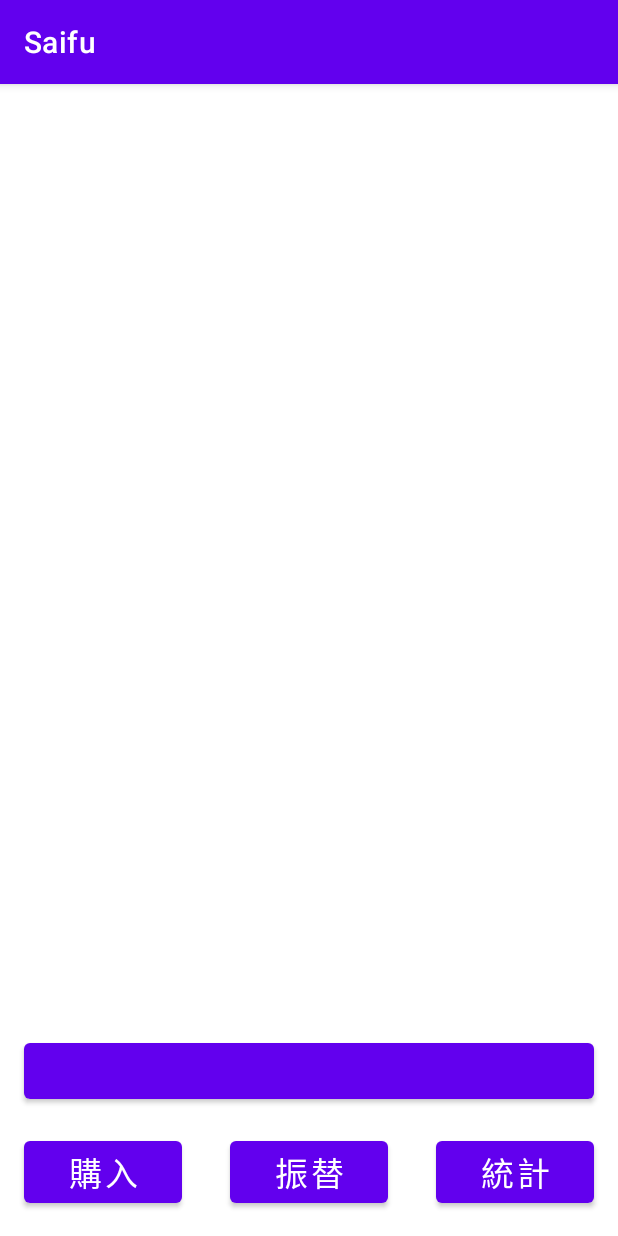
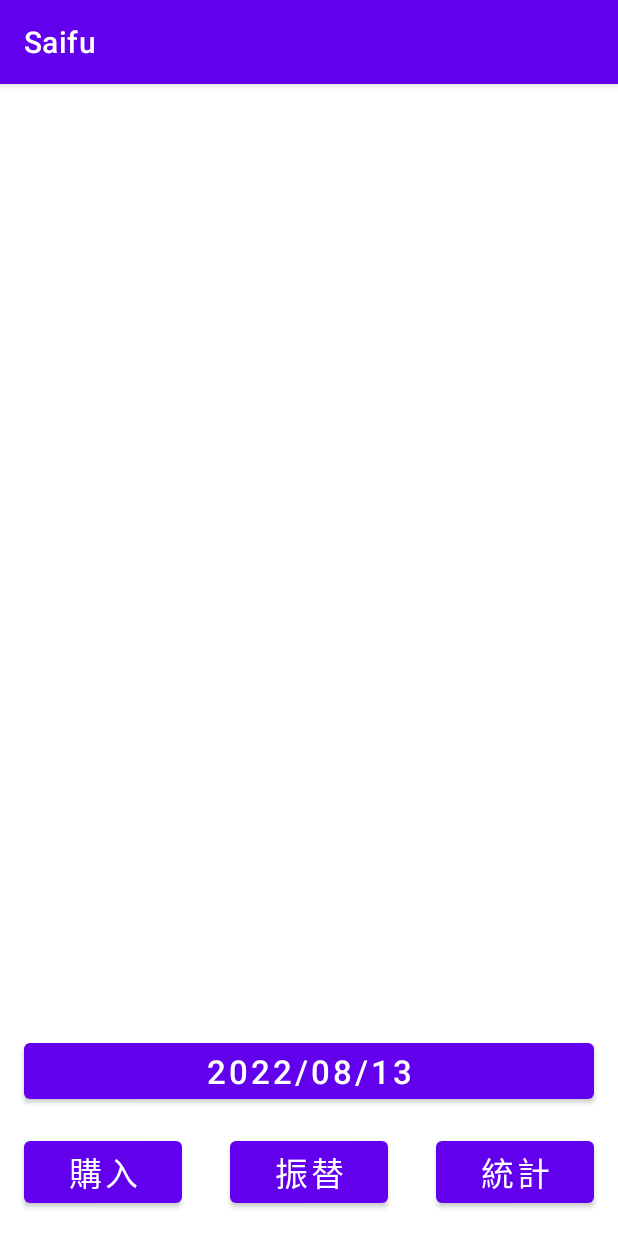
Before and after one commit to nk5jp/saifu3, an Android app: the screen it shows after launch (MainActivity), on a phone screen of 412 x 824 dp. Run offline under Robolectric (Android 15) with nearby library versions, the light colour scheme and no system bars; our stand-ins replace Room's generated code.

Commit message:
メイン画面のレシート一覧を実装 #17

```diff
--- a/app/src/main/java/jp/nk5/saifu/domain/repository/ReceiptRepository.kt
+++ b/app/src/main/java/jp/nk5/saifu/domain/repository/ReceiptRepository.kt
@@ -1,9 +1,10 @@
 package jp.nk5.saifu.domain.repository
 
+import jp.nk5.saifu.domain.MyDate
 import jp.nk5.saifu.domain.Receipt
 
 interface ReceiptRepository {
     suspend fun setReceipt(receipt: Receipt)
-    suspend fun getReceiptByYmd(year: Int, month: Int, day: Int): MutableList<Receipt>
+    suspend fun getReceiptByYmd(date: MyDate): MutableList<Receipt>
     suspend fun deleteReceipt(receipt: Receipt)
 }
--- a/app/src/main/java/jp/nk5/saifu/fragment/MainFragment.kt
+++ /dev/null
@@ -1,39 +0,0 @@
-package jp.nk5.saifu.fragment
-
-import android.os.Bundle
-import androidx.fragment.app.Fragment
-import android.view.LayoutInflater
-import android.view.View
-import android.view.ViewGroup
-import androidx.navigation.fragment.findNavController
-import jp.nk5.saifu.R
-import jp.nk5.saifu.databinding.FragmentMainBinding
-
-class MainFragment : Fragment() {
-
-    private var _binding: FragmentMainBinding? = null
-    private val binding get() = _binding!!
-
-    override fun onCreateView(
-        inflater: LayoutInflater, container: ViewGroup?,
-        savedInstanceState: Bundle?
-    ): View {
-        _binding = FragmentMainBinding.inflate(inflater, container, false)
-        //ボタンクリック時の遷移処理を付加する
-        binding.button1.setOnClickListener {
-            findNavController().navigate(R.id.action_mainFragment_to_receiptFragment)
-        }
-        binding.button2.setOnClickListener {
-            findNavController().navigate(R.id.action_mainFragment_to_transferFragment)
-        }
-        binding.button3.setOnClickListener {
-            findNavController().navigate(R.id.action_mainFragment_to_searchFragment)
-        }
-        return binding.root
-    }
-
-    override fun onViewCreated(view: View, savedInstanceState: Bundle?) {
-        super.onViewCreated(view, savedInstanceState)
-    }
-
-}
--- a/app/src/main/java/jp/nk5/saifu/infra/repository/ReceiptRepository.kt
+++ b/app/src/main/java/jp/nk5/saifu/infra/repository/ReceiptRepository.kt
@@ -62,11 +62,10 @@ class ReceiptRepository(
      * 指定した年月日のレシートのリストを取得する処理
      * IO処理を含むためsuspend functionとして宣言している。コルーチン内で宣言すること。
      */
-    override suspend fun getReceiptByYmd(year: Int, month: Int, day: Int)
+    override suspend fun getReceiptByYmd(date: MyDate)
     : MutableList<Receipt> = withContext(Dispatchers.IO) {
-        val ymd: Int = MyDate(year, month, day).getYmd()
         //DBから該当レコード群をMapとして取得し、ドメインに変換していく
-        db.receiptDao().selectByYearMonth(ymd).map { e ->
+        db.receiptDao().selectByYearMonth(date.getYmd()).map { e ->
             //e.keyがEntityReceipt、e.valueがList<EntityReceiptDetails>
             val receiptDetails = mutableListOf<ReceiptDetail>()
             //detailsの変換
--- /dev/null
+++ b/app/src/main/java/jp/nk5/saifu/service/MainService.kt
@@ -0,0 +1,20 @@
+package jp.nk5.saifu.service
+
+import jp.nk5.saifu.domain.MyDate
+import jp.nk5.saifu.domain.repository.ReceiptRepository
+import jp.nk5.saifu.viewmodel.main.MainViewModel
+
+class MainService(
+    private val repository: ReceiptRepository,
+    private val viewModel: MainViewModel
+) {
+
+    /**
+     * 指定した年月日のレシートを取得し、画面の再描画を実施する（後者はviewModelの責務）
+     */
+    suspend fun updateView(date: MyDate) {
+        val receipts = repository.getReceiptByYmd(date)
+        viewModel.updateList(receipts, date)
+    }
+
+}
--- /dev/null
+++ b/app/src/main/java/jp/nk5/saifu/ui/main/MainFragment.kt
@@ -0,0 +1,135 @@
+package jp.nk5.saifu.ui.main
+
+import android.annotation.SuppressLint
+import android.os.Bundle
+import android.view.LayoutInflater
+import android.view.View
+import android.view.ViewGroup
+import androidx.navigation.fragment.findNavController
+import androidx.recyclerview.widget.LinearLayoutManager
+import jp.nk5.saifu.R
+import jp.nk5.saifu.databinding.FragmentMainBinding
+import jp.nk5.saifu.domain.MyDate
+import jp.nk5.saifu.service.MainService
+import jp.nk5.saifu.ui.MyFragment
+import jp.nk5.saifu.ui.util.ReceiptListAdapter
+import jp.nk5.saifu.viewmodel.Observer
+import jp.nk5.saifu.viewmodel.UpdateType
+import jp.nk5.saifu.viewmodel.main.MainUpdateType
+import jp.nk5.saifu.viewmodel.main.MainViewModel
+import kotlinx.coroutines.CoroutineScope
+import kotlinx.coroutines.Dispatchers
+import kotlinx.coroutines.launch
+import kotlinx.coroutines.withContext
+
+class MainFragment
+    : MyFragment(), Observer, View.OnClickListener, ReceiptListAdapter.OnItemClickListener
+{
+
+    /**
+     * 処理で使用するパラメータ群
+     */
+    private var _binding: FragmentMainBinding? = null
+    private val binding get() = _binding!! //レイアウト情報
+    private val viewModel by lazy { MainViewModel() } //本画面のviewModel
+    private val service by lazy { MainService(common.receiptRepository, viewModel) } //Service
+    private val button by lazy { binding.button4 }  //検索用のボタン
+    private val recyclerView by lazy { binding.recyclerView1 } //レシート一覧のrecyclerView
+
+    /**
+     * viewModelの監視対象にこのフラグメントを追加する
+     * この処理はインスタンスが生成された初回のみ実行される
+     */
+    override fun onCreate(savedInstanceState: Bundle?) {
+        super.onCreate(savedInstanceState)
+        viewModel.addObserver(this)
+    }
+
+    /**
+     * 初回表示の際は、レイアウトをインフレートし、アダプター情報を設定する
+     * Backボタンによる再表示の場合はレイアウト情報をそのまま返却する
+     * ちなみにこの処理はホームボタンやタスクボタンを介しての再表示する際には通過しない
+     * （その必要がある処理はonStartに記述すること）
+     */
+    override fun onCreateView(
+        inflater: LayoutInflater, container: ViewGroup?,
+        savedInstanceState: Bundle?
+    ): View {
+        if (_binding == null) {
+            //以下の一連の処理はインスタンスを初期生成したときのみ通過する
+            _binding = FragmentMainBinding.inflate(inflater, container, false)
+            button.setOnClickListener(this)
+            //この時点ではviewModelの参照先メモリを共有しているだけで、その先のListは空
+            recyclerView.adapter = ReceiptListAdapter(
+                viewModel.receipts,
+                this
+            )
+            recyclerView.layoutManager = LinearLayoutManager(activity)
+            //ボタンクリック時の遷移処理を付加する
+            binding.button1.setOnClickListener {
+                findNavController().navigate(R.id.action_mainFragment_to_receiptFragment)
+            }
+            binding.button2.setOnClickListener {
+                findNavController().navigate(R.id.action_mainFragment_to_transferFragment)
+            }
+            binding.button3.setOnClickListener {
+                findNavController().navigate(R.id.action_mainFragment_to_searchFragment)
+            }
+        }
+        return binding.root
+    }
+
+    /**
+     * viewModel内のデータ初期化と描画を行う
+     * この処理は必ずonCreateViewの後に来るため、順序性管理の必要がある処理はこちらに記載する
+     * なお、こちらの通過ルールもonCreateViewに順ずる
+     */
+    override fun onViewCreated(view: View, savedInstanceState: Bundle?) {
+        super.onViewCreated(view, savedInstanceState)
+        CoroutineScope(Dispatchers.Main).launch {
+            service.updateView(MyDate.today())
+        }
+    }
+
+    /**
+     * 画面の更新処理、各viewModelから通知される
+     */
+    @SuppressLint("NotifyDataSetChanged")
+    override suspend fun updateView(updateTypes: List<UpdateType>) {
+        try {
+            withContext(Dispatchers.Main) {
+                for (updateType in updateTypes) {
+                    when (updateType) {
+                        //RecyclerViewに更新を通知する
+                        MainUpdateType.LIST_UPDATE -> {
+                            recyclerView.adapter!!.notifyDataSetChanged()
+                        }
+                        //buttonの文字列を「YYYY/MM/DD」にする
+                        MainUpdateType.BUTTON_AS_DATE -> {
+                            button.text = getString(R.string.btn_ymd).format(
+                                viewModel.date.year,
+                                viewModel.date.month,
+                                viewModel.date.day
+                            )
+                        }
+                    }
+                }
+            }
+        } catch (e: Exception) {
+            alert(e.toString())
+        }
+    }
+
+    override fun onClick(view: View) {
+        TODO("Not yet implemented")
+    }
+
+    override fun onItemClick(view: View) {
+        TODO("Not yet implemented")
+    }
+
+    override fun onItemLongClick(view: View): Boolean {
+        TODO("Not yet implemented")
+    }
+
+}
--- /dev/null
+++ b/app/src/main/java/jp/nk5/saifu/ui/util/ReceiptListAdapter.kt
@@ -0,0 +1,78 @@
+package jp.nk5.saifu.ui.util
+
+import android.view.LayoutInflater
+import android.view.View
+import android.view.ViewGroup
+import android.widget.TextView
+import androidx.recyclerview.widget.RecyclerView
+import jp.nk5.saifu.R
+import jp.nk5.saifu.domain.Receipt
+
+class ReceiptListAdapter(
+    private val receipts: List<Receipt>,
+    private val listener: OnItemClickListener
+):
+    RecyclerView.Adapter<ReceiptListAdapter.ViewHolder>(),
+    View.OnClickListener,
+    View.OnLongClickListener
+{
+    /**
+     * 各行のview情報を保持するためのクラス
+     */
+    class ViewHolder(view: View) : RecyclerView.ViewHolder(view) {
+        val textView1: TextView = view.findViewById(R.id.textView1)
+    }
+
+    /**
+     * レイアウト情報を設定する
+     */
+    override fun onCreateViewHolder(viewGroup: ViewGroup, viewType: Int)
+    : ViewHolder {
+        val view = LayoutInflater.from(viewGroup.context)
+            .inflate(R.layout.recycler_receipt, viewGroup, false)
+        return ViewHolder(view)
+    }
+
+    /**
+     * 各行のデータをバインドする
+     */
+    override fun onBindViewHolder(viewHolder: ViewHolder, position: Int) {
+        viewHolder.textView1.text = "%,d円(%s)".format(
+            receipts[position].sum()[0],
+            receipts[position].account.name
+        )
+        viewHolder.textView1.setOnLongClickListener(this)
+        viewHolder.textView1.setOnClickListener(this)
+    }
+
+    /**
+     * アイテム数を返却する
+     */
+    override fun getItemCount() = receipts.size
+
+    /**
+     * コンストラクタで指定したリスナーに処理を移譲
+     * viewは各textViewだが各行を指定したいのでparentを渡している
+     */
+    override fun onLongClick(view: View): Boolean
+    {
+        return listener.onItemLongClick(view.parent as View)
+    }
+
+    /**
+     * コンストラクタで指定したリスナーに処理を移譲
+     * viewは各textViewだが各行を指定したいのでparentを渡している
+     */
+    override fun onClick(view: View)
+    {
+        return listener.onItemClick(view.parent as View)
+    }
+
+    /**
+     *　選択および長押し処理を移譲するためのインタフェース
+     */
+    interface OnItemClickListener {
+        fun onItemClick(view: View)
+        fun onItemLongClick(view: View): Boolean
+    }
+}
--- /dev/null
+++ b/app/src/main/java/jp/nk5/saifu/viewmodel/main/MainUpdateType.kt
@@ -0,0 +1,8 @@
+package jp.nk5.saifu.viewmodel.main
+
+import jp.nk5.saifu.viewmodel.UpdateType
+
+enum class MainUpdateType: UpdateType {
+    LIST_UPDATE, //RecyclerViewを全て再描画する
+    BUTTON_AS_DATE //button1の文字列を「yyyy/mm/dd」にする
+}
--- /dev/null
+++ b/app/src/main/java/jp/nk5/saifu/viewmodel/main/MainViewModel.kt
@@ -0,0 +1,24 @@
+package jp.nk5.saifu.viewmodel.main
+
+import jp.nk5.saifu.domain.MyDate
+import jp.nk5.saifu.domain.Receipt
+import jp.nk5.saifu.viewmodel.MyViewModel
+
+class MainViewModel: MyViewModel() {
+    val receipts = mutableListOf<Receipt>()
+    var date = MyDate(99991231)
+
+    suspend fun updateList(newReceipts: List<Receipt>, newDate: MyDate) {
+        receipts.clear()
+        for (receipt in newReceipts) {
+            receipts.add(receipt)
+        }
+        date = newDate
+        val types = listOf(
+            MainUpdateType.LIST_UPDATE,
+            MainUpdateType.BUTTON_AS_DATE
+        )
+        notifyObservers(types)
+    }
+
+}
--- a/app/src/main/res/layout/fragment_main.xml
+++ b/app/src/main/res/layout/fragment_main.xml
@@ -5,7 +5,7 @@
     android:id="@+id/frameLayout"
     android:layout_width="match_parent"
     android:layout_height="match_parent"
-    tools:context=".fragment.MainFragment">
+    tools:context=".ui.main.MainFragment">
 
     <Button
         android:id="@+id/button1"
@@ -61,8 +61,13 @@
         app:layout_constraintEnd_toEndOf="parent"/>
 
     <androidx.recyclerview.widget.RecyclerView
-        android:layout_width="0dp"
+        android:id="@+id/recyclerView1"
+        android:layout_width="match_parent"
         android:layout_height="0dp"
+        android:layout_marginStart="16dp"
+        android:layout_marginEnd="16dp"
+        android:layout_marginTop="16dp"
+        android:layout_marginBottom="16dp"
         app:layout_constraintStart_toStartOf="parent"
         app:layout_constraintEnd_toEndOf="parent"
         app:layout_constraintTop_toTopOf="parent"
--- a/app/src/main/res/navigation/nav_graph.xml
+++ b/app/src/main/res/navigation/nav_graph.xml
@@ -7,7 +7,7 @@
 
     <fragment
         android:id="@+id/mainFragment"
-        android:name="jp.nk5.saifu.fragment.MainFragment"
+        android:name="jp.nk5.saifu.ui.main.MainFragment"
         android:label="main_fragment"
         tools:layout="@layout/fragment_main" >
         <action
--- a/app/src/main/res/values/strings.xml
+++ b/app/src/main/res/values/strings.xml
@@ -17,5 +17,6 @@
     <string name="lbl_unselected">未選択</string>
     <string name="lbl_transfer">999,999,999円（XXX⇒XXX）</string>
     <string name="btn_ym">%04d/%02d</string>
+    <string name="btn_ymd">%04d/%02d/%02d</string>
     <string name="btn_add">追加</string>
 </resources>
```
Also changed, not shown: app/src/main/res/layout/recycler_receipt.xml (added, +19 -0 lines).
